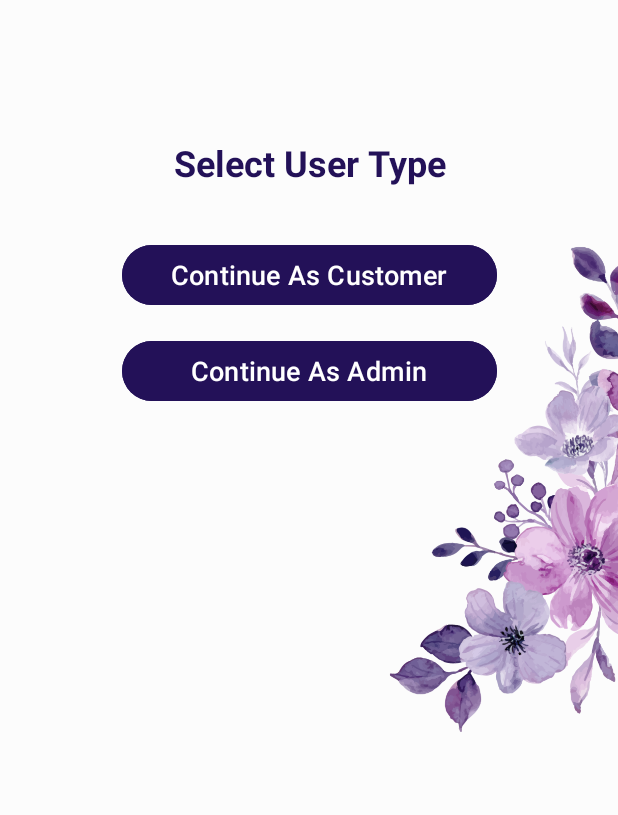
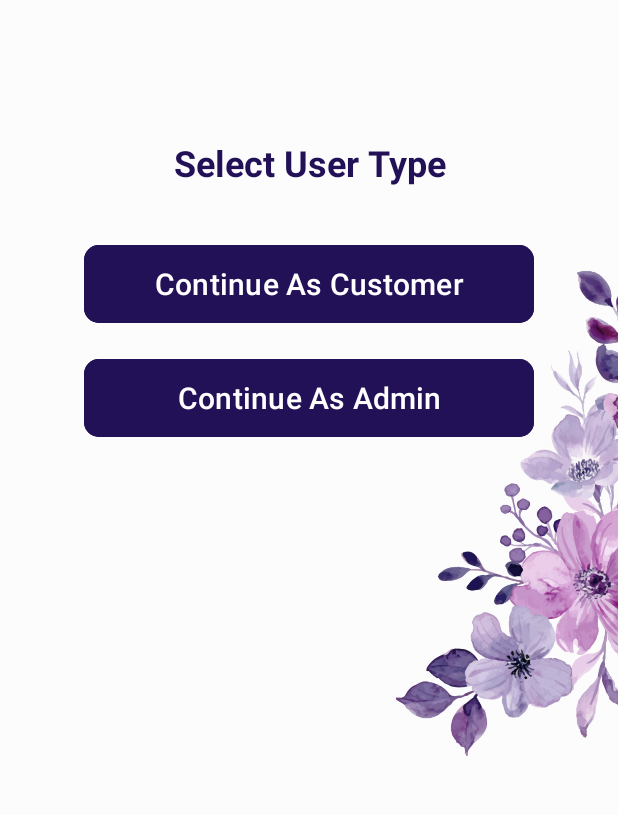
Before and after one commit to iamthanuj/The-Boom-Room-Mobile-App, an Android app: the screen it shows after launch (StartingPageActivity), after a tap on "Get Start", on a phone screen of 412 x 824 dp, the part 420-1235 px from its top. Run offline under Robolectric (Android 15) with nearby library versions, the phone set to English and light mode, and no system bars.

Commit message:
bug fixes

```diff
--- a/app/src/main/java/com/example/thebloomroom/AdminLoginActivity.java
+++ b/app/src/main/java/com/example/thebloomroom/AdminLoginActivity.java
@@ -36,6 +36,8 @@ public class AdminLoginActivity extends AppCompatActivity {
                     msg = "login Successfully!";
                     Intent intent = new Intent(getApplicationContext(), AdminPanelActivity.class);
                     startActivity(intent);
+                    adminUsername.setText("");
+                    adminPassword.setText("");
                 }
                 else {
                     msg = "Invalid Credentials";
--- a/app/src/main/res/layout/activity_starting_page.xml
+++ b/app/src/main/res/layout/activity_starting_page.xml
@@ -21,12 +21,13 @@
 
     <Button
         android:id="@+id/typeCusBtn"
-        android:layout_width="250dp"
-        android:layout_height="wrap_content"
+        android:layout_width="300dp"
+        android:layout_height="60dp"
         android:layout_marginTop="20dp"
         android:backgroundTint="#231158"
         android:text="Continue As Customer"
-        android:textSize="18sp"
+        android:textSize="20sp"
+        app:cornerRadius="10dp"
         app:layout_constraintEnd_toEndOf="@+id/textView3"
         app:layout_constraintHorizontal_bias="0.51"
         app:layout_constraintStart_toStartOf="@+id/textView3"
@@ -34,12 +35,13 @@
 
     <Button
         android:id="@+id/typeAdminBtn"
-        android:layout_width="250dp"
-        android:layout_height="wrap_content"
+        android:layout_width="300dp"
+        android:layout_height="60dp"
         android:layout_marginTop="16dp"
         android:backgroundTint="#231158"
-        android:textSize="18sp"
         android:text="Continue As Admin"
+        android:textSize="20sp"
+        app:cornerRadius="10dp"
         app:layout_constraintEnd_toEndOf="@+id/typeCusBtn"
         app:layout_constraintHorizontal_bias="0.0"
         app:layout_constraintStart_toStartOf="@+id/typeCusBtn"
@@ -65,8 +67,8 @@
         android:id="@+id/imageView3"
         android:layout_width="218dp"
         android:layout_height="442dp"
-        android:layout_marginStart="256dp"
-        android:layout_marginTop="384dp"
+        android:layout_marginStart="260dp"
+        android:layout_marginTop="400dp"
         android:src="@drawable/bgfloweronethree"
         app:layout_constraintStart_toStartOf="parent"
         app:layout_constraintTop_toTopOf="parent" />
```
Also changed, not shown: app/src/main/java/com/example/thebloomroom/CreateUserAccountActivity.java (+11 -0 lines), app/src/main/java/com/example/thebloomroom/DatabaseHelper.java (+17 -2 lines), app/src/main/java/com/example/thebloomroom/ViewOrdersActivity.java (+4 -5 lines), app/src/main/res/layout/activity_admin_login.xml (+9 -8 lines), app/src/main/res/layout/activity_admin_panel.xml (+27 -26 lines), app/src/main/res/layout/activity_create_user_account.xml (+5 -5 lines), app/src/main/res/layout/activity_main.xml (+6 -5 lines), app/src/main/res/layout/activity_user_login.xml (+6 -4 lines), app/src/main/res/layout/category_list_item.xml (deleted, +0 -14 lines).
